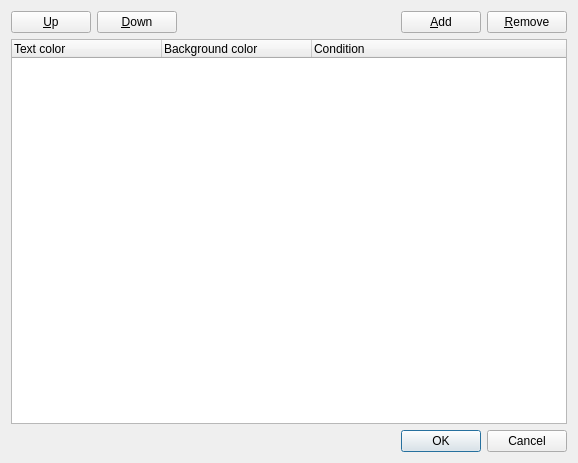
This is src/CondFormatManager.ui in sqlitebrowser/sqlitebrowser as Qt 5 draws it before an edit. The edited form follows.
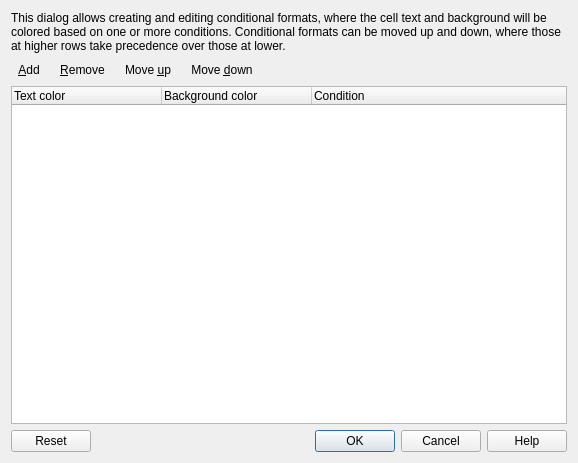
This is the edited form. Icons and pictures are not drawn.

Commit message:
Improvements in the Conditional Formats Dialog
- Empty condition means: apply format to any row.
- Rearranged dialog upper buttons so it resembles the Edit Table Dialog.
- Added Help button: link to wiki page.
- Added Reset button: clear all conditional formats in the dialog.
- Fixed some glitches in the move commands: open editors were sometimes
closed, using currentIndex and selectedItems caused inconsistencies.
- Select colour with a single click and show it in the tooltip.
- Remove the unneeded colour name in the colour cells.

See issue #1815

```diff
--- a/src/CondFormatManager.ui
+++ b/src/CondFormatManager.ui
@@ -14,28 +14,96 @@
    <string>Conditional Format Manager</string>
   </property>
   <layout class="QVBoxLayout" name="verticalLayout">
+   <item>
+    <widget class="QLabel" name="labelTitle">
+     <property name="text">
+      <string>This dialog allows creating and editing conditional formats, where the cell text and background will be colored based on one or more conditions. Conditional formats can be moved up and down, where those at higher rows take precedence over those at lower.</string>
+     </property>
+     <property name="wordWrap">
+      <bool>true</bool>
+     </property>
+    </widget>
+   </item>
    <item>
     <layout class="QHBoxLayout" name="horizontalLayout">
      <item>
-      <widget class="QPushButton" name="buttonUp">
+      <widget class="QToolButton" name="buttonAdd">
+       <property name="toolTip">
+        <string>Add new conditional format</string>
+       </property>
        <property name="text">
-        <string>&amp;Up</string>
+        <string>&amp;Add</string>
+       </property>
+       <property name="icon">
+        <iconset resource="icons/icons.qrc">
+         <normaloff>:/icons/field_add</normaloff>:/icons/field_add</iconset>
+       </property>
+       <property name="toolButtonStyle">
+        <enum>Qt::ToolButtonTextBesideIcon</enum>
+       </property>
+       <property name="autoRaise">
+        <bool>true</bool>
+       </property>
+      </widget>
+     </item>
+     <item>
+      <widget class="QToolButton" name="buttonRemove">
+       <property name="toolTip">
+        <string>Remove selected conditional format</string>
+       </property>
+       <property name="text">
+        <string>&amp;Remove</string>
+       </property>
+       <property name="icon">
+        <iconset resource="icons/icons.qrc">
+         <normaloff>:/icons/field_delete</normaloff>:/icons/field_delete</iconset>
+       </property>
+       <property name="toolButtonStyle">
+        <enum>Qt::ToolButtonTextBesideIcon</enum>
+       </property>
+       <property name="autoRaise">
+        <bool>true</bool>
+       </property>
+      </widget>
+     </item>
+     <item>
+      <widget class="QToolButton" name="buttonUp">
+       <property name="toolTip">
+        <string>Move selected conditional format up</string>
+       </property>
+       <property name="text">
+        <string>Move &amp;up</string>
        </property>
        <property name="icon">
         <iconset resource="icons/icons.qrc">
          <normaloff>:/icons/up</normaloff>:/icons/up</iconset>
        </property>
+       <property name="toolButtonStyle">
+        <enum>Qt::ToolButtonTextBesideIcon</enum>
+       </property>
+       <property name="autoRaise">
+        <bool>true</bool>
+       </property>
       </widget>
      </item>
      <item>
-      <widget class="QPushButton" name="buttonDown">
+      <widget class="QToolButton" name="buttonDown">
+       <property name="toolTip">
+        <string>Move selected conditional format down</string>
+       </property>
        <property name="text">
-        <string>&amp;Down</string>
+        <string>Move &amp;down</string>
        </property>
        <property name="icon">
         <iconset resource="icons/icons.qrc">
          <normaloff>:/icons/down</normaloff>:/icons/down</iconset>
        </property>
+       <property name="toolButtonStyle">
+        <enum>Qt::ToolButtonTextBesideIcon</enum>
+       </property>
+       <property name="autoRaise">
+        <bool>true</bool>
+       </property>
       </widget>
      </item>
      <item>
@@ -51,28 +119,6 @@
        </property>
       </spacer>
      </item>
-     <item>
-      <widget class="QPushButton" name="buttonAdd">
-       <property name="text">
-        <string>&amp;Add</string>
-       </property>
-       <property name="icon">
-        <iconset resource="icons/icons.qrc">
-         <normaloff>:/icons/field_add</normaloff>:/icons/field_add</iconset>
-       </property>
-      </widget>
-     </item>
-     <item>
-      <widget class="QPushButton" name="buttonRemove">
-       <property name="text">
-        <string>&amp;Remove</string>
-       </property>
-       <property name="icon">
-        <iconset resource="icons/icons.qrc">
-         <normaloff>:/icons/field_delete</normaloff>:/icons/field_delete</iconset>
-       </property>
-      </widget>
-     </item>
     </layout>
    </item>
    <item>
@@ -133,7 +179,7 @@
       <enum>Qt::Horizontal</enum>
      </property>
      <property name="standardButtons">
-      <set>QDialogButtonBox::Cancel|QDialogButtonBox::Ok</set>
+      <set>QDialogButtonBox::Cancel|QDialogButtonBox::Help|QDialogButtonBox::Ok|QDialogButtonBox::Reset</set>
      </property>
     </widget>
    </item>
```
Left out of the diff: 3 changed lines with no effect on the pictures. The commit also changes 3 other files.
